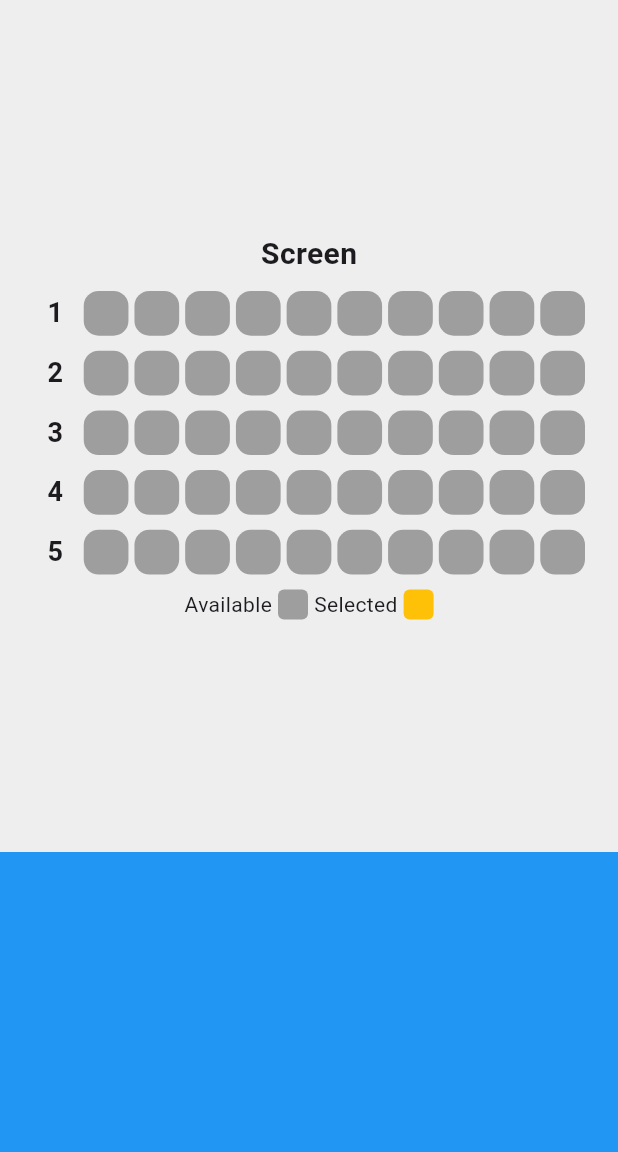
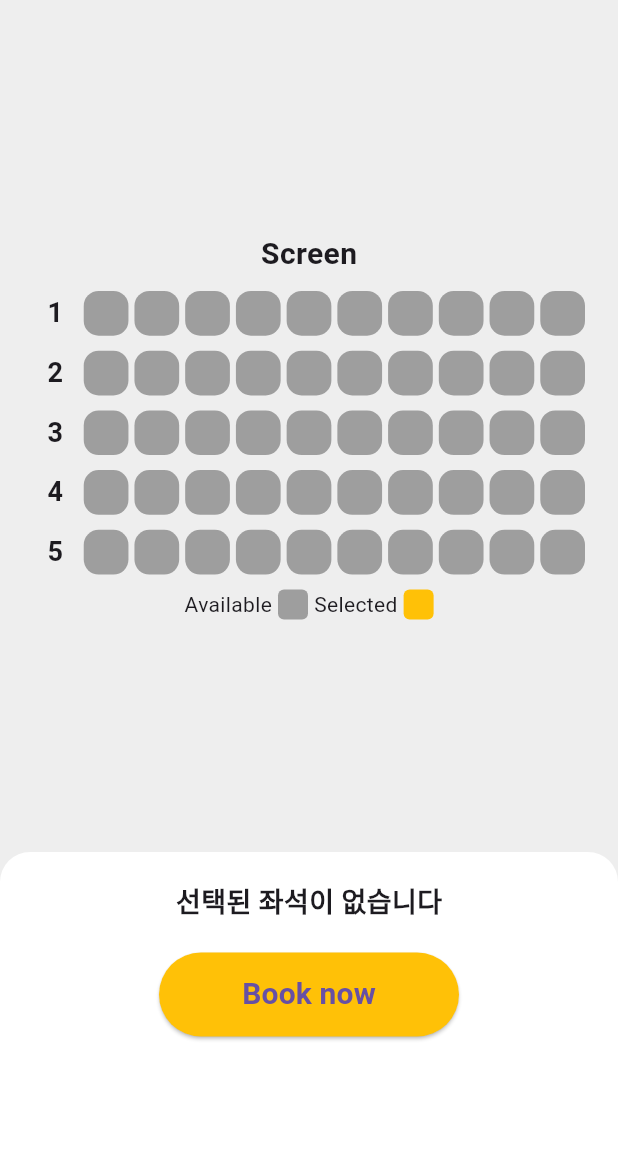
Before and after one commit to this-is-spartaa/flutter-seat-app, a Flutter app: the screen it shows after launch, on a phone screen of 412 x 824 dp, the part 84-1236 px from its top. Run offline on Flutter 3.47's test engine with Material 3 defaults, Android fonts, the phone set to English and light mode, and no system bars.

Commit message:
add SeatBottom

```diff
--- a/lib/seat_bottom.dart
+++ b/lib/seat_bottom.dart
@@ -4,8 +4,42 @@ class SeatBottom extends StatelessWidget {
   @override
   Widget build(BuildContext context) {
     return Container(
-      color: Colors.blue,
+      width: double.infinity,
       height: 200,
+      decoration: BoxDecoration(
+        color: Colors.white,
+        borderRadius: BorderRadius.vertical(
+          top: Radius.circular(20),
+        ),
+      ),
+      child: Column(
+        children: [
+          SizedBox(height: 20),
+          Text(
+            '선택된 좌석이 없습니다',
+            style: TextStyle(
+              fontSize: 18,
+              fontWeight: FontWeight.bold,
+            ),
+          ),
+          SizedBox(height: 20),
+          SizedBox(
+            width: 200,
+            height: 56,
+            child: ElevatedButton(
+              onPressed: () {},
+              style: ElevatedButton.styleFrom(backgroundColor: Colors.amber),
+              child: Text(
+                'Book now',
+                style: TextStyle(
+                  fontSize: 20,
+                  fontWeight: FontWeight.bold,
+                ),
+              ),
+            ),
+          )
+        ],
+      ),
     );
   }
 }
```
